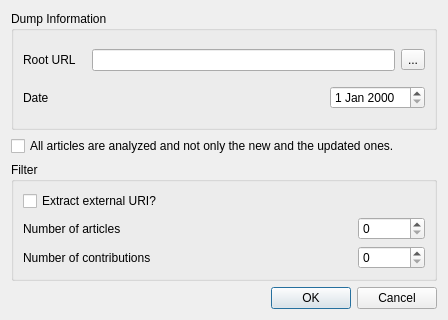
Qt form wikipedia/frontend/qt/config.ui (pfrancq/galilei) before a commit.
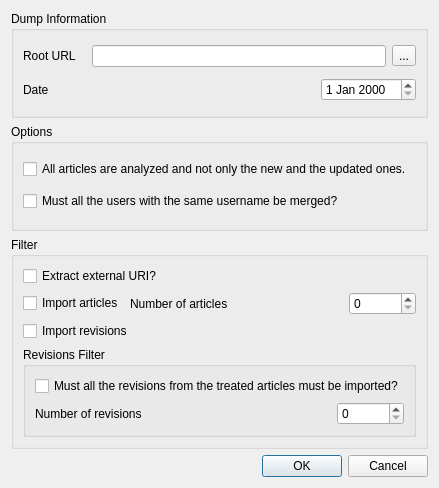
The same form after that commit.

Diff of the .ui file:
```diff
--- a/wikipedia/frontend/qt/config.ui
+++ b/wikipedia/frontend/qt/config.ui
@@ -6,14 +6,14 @@
    <rect>
     <x>0</x>
     <y>0</y>
-    <width>448</width>
-    <height>320</height>
+    <width>422</width>
+    <height>488</height>
    </rect>
   </property>
   <property name="windowTitle">
    <string>Form</string>
   </property>
-  <layout class="QVBoxLayout" name="verticalLayout_3">
+  <layout class="QVBoxLayout" name="verticalLayout_5">
    <item>
     <widget class="QGroupBox" name="groupBox">
      <property name="minimumSize">
@@ -101,6 +101,12 @@
     </widget>
    </item>
    <item>
+    <widget class="QGroupBox" name="groupBox_3">
+     <property name="title">
+      <string>Options</string>
+     </property>
+     <layout class="QVBoxLayout" name="verticalLayout_4">
+      <item>
     <widget class="QCheckBox" name="ForceAnalyze">
      <property name="text">
       <string>All articles are analyzed and not only the new and the updated ones.</string>
@@ -108,11 +114,21 @@
     </widget>
    </item>
    <item>
+       <widget class="QCheckBox" name="MergeUsers">
+        <property name="text">
+         <string>Must all the users with the same username be merged?</string>
+        </property>
+       </widget>
+      </item>
+     </layout>
+    </widget>
+   </item>
+   <item>
     <widget class="QGroupBox" name="groupBox_2">
      <property name="title">
       <string>Filter</string>
      </property>
-     <layout class="QVBoxLayout" name="verticalLayout_2">
+     <layout class="QVBoxLayout" name="verticalLayout_3">
       <item>
        <widget class="QCheckBox" name="ExtractExternalURI">
         <property name="statusTip">
@@ -128,6 +144,13 @@
       </item>
       <item>
        <layout class="QHBoxLayout" name="horizontalLayout_3">
+        <item>
+         <widget class="QCheckBox" name="ImportArticles">
+          <property name="text">
+           <string>Import articles</string>
+          </property>
+         </widget>
+        </item>
         <item>
          <widget class="QLabel" name="label_3">
           <property name="text">
@@ -158,11 +181,31 @@
        </layout>
       </item>
       <item>
+       <widget class="QCheckBox" name="ImportRevisions">
+        <property name="text">
+         <string>Import revisions</string>
+        </property>
+       </widget>
+      </item>
+      <item>
+       <widget class="QGroupBox" name="Revisions">
+        <property name="title">
+         <string>Revisions Filter</string>
+        </property>
+        <layout class="QVBoxLayout" name="verticalLayout_2">
+         <item>
+          <widget class="QCheckBox" name="ImportAllRevisions">
+           <property name="text">
+            <string>Must all the revisions from the treated articles must be imported?</string>
+           </property>
+          </widget>
+         </item>
+         <item>
        <layout class="QHBoxLayout" name="horizontalLayout_4">
         <item>
          <widget class="QLabel" name="label_4">
           <property name="text">
-           <string>Number of contributions</string>
+              <string>Number of revisions</string>
           </property>
          </widget>
         </item>
@@ -187,6 +230,9 @@
          </widget>
         </item>
        </layout>
+         </item>
+        </layout>
+       </widget>
       </item>
      </layout>
     </widget>
```
Left out of the diff: 53 changed lines with no effect on the pictures. Lines whose indentation alone changed are shown as unchanged.
